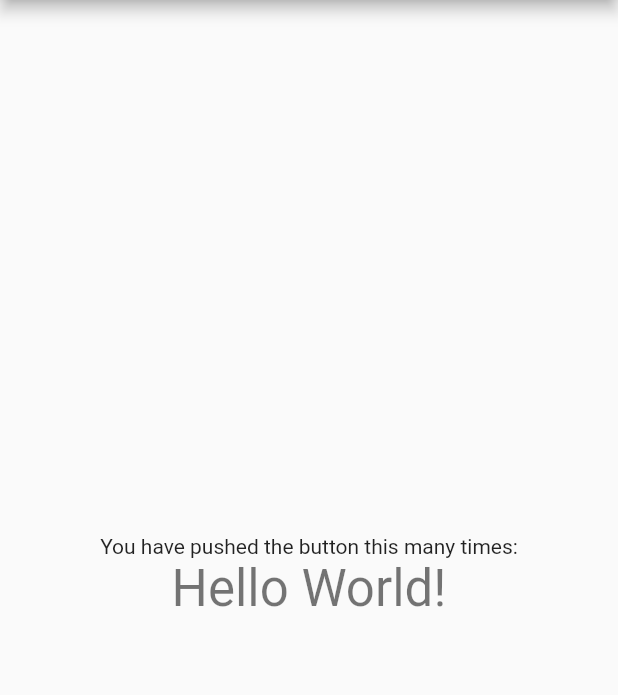
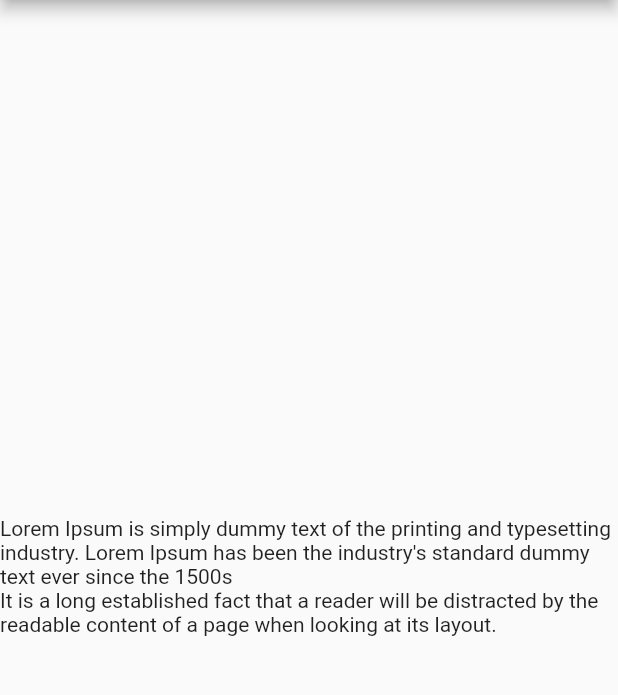
Before and after one commit to nour-diaa/101-BoringShow, a Flutter app: the screen it shows after launch, on a phone screen of 412 x 824 dp, the part 84-779 px from its top. Run offline on Flutter 3.47's test engine with Material 2 defaults, Android fonts, the phone set to English and light mode, and no system bars.

Commit message:
CheckIn 2: Added Fixtures, Simple List Widget to render

```diff
--- a/hn_app/lib/main.dart
+++ b/hn_app/lib/main.dart
@@ -1,4 +1,5 @@
 import 'package:flutter/material.dart';
+import 'src/article.dart';
 
 void main() => runApp(new MyApp());
 
@@ -23,6 +24,10 @@ class MyHomePage extends StatefulWidget {
 }
 
 class _MyHomePageState extends State<MyHomePage> {
+
+  // TBS: Import articles from static data (fixtures)
+  List<Article> _articles = articles;
+
   @override
   Widget build(BuildContext context) {
     return new Scaffold(
@@ -32,15 +37,7 @@ class _MyHomePageState extends State<MyHomePage> {
       body: new Center(
         child: new Column(
           mainAxisAlignment: MainAxisAlignment.center,
-          children: <Widget>[
-            new Text(
-              'You have pushed the button this many times:',
-            ),
-            new Text(
-              'Hello World!',
-              style: Theme.of(context).textTheme.display1,
-            ),
-          ],
+          children: _articles.map((article) => new Text(article.text)).toList()
         ),
       ),
     );
--- /dev/null
+++ b/hn_app/lib/src/article.dart
@@ -0,0 +1,40 @@
+/*
+ * Defines the data object for Article data
+ */
+
+class Article {
+  final String text;
+  final String domain;
+  final String by;
+  final String age;
+  final int score;
+  final int commentsCount;
+
+  const Article({
+    this.text,
+    this.domain,
+    this.by,
+    this.age,
+    this.score,
+    this.commentsCount,
+  });
+}
+
+final articles = [
+  new Article (
+    text: "Lorem Ipsum is simply dummy text of the printing and typesetting industry. Lorem Ipsum has been the industry's standard dummy text ever since the 1500s",
+    domain: "wiley.com",
+    by : "abc",
+    age: "3 hours",
+    score: 177,
+    commentsCount: 10,
+  ),
+  new Article (
+    text: "It is a long established fact that a reader will be distracted by the readable content of a page when looking at its layout.",
+    domain: "coyote.com",
+    by : "def",
+    age: "1 hour",
+    score: 100,
+    commentsCount: 1,
+  ),
+];
```
Also changed, not shown: 1 other file.
